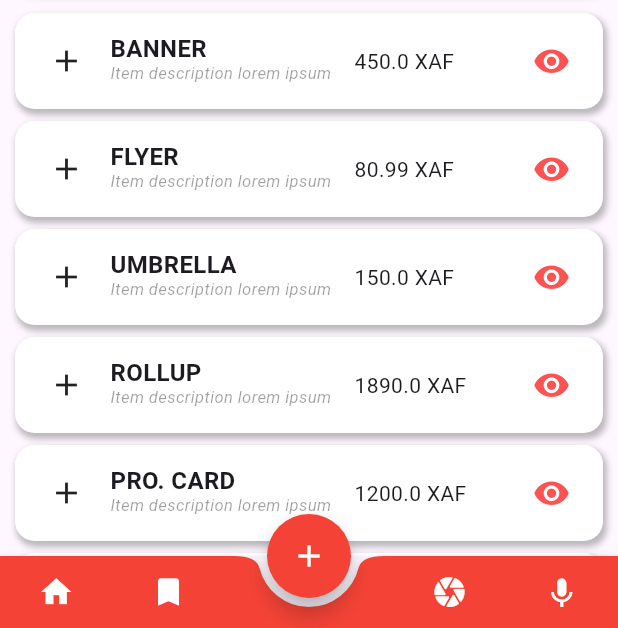
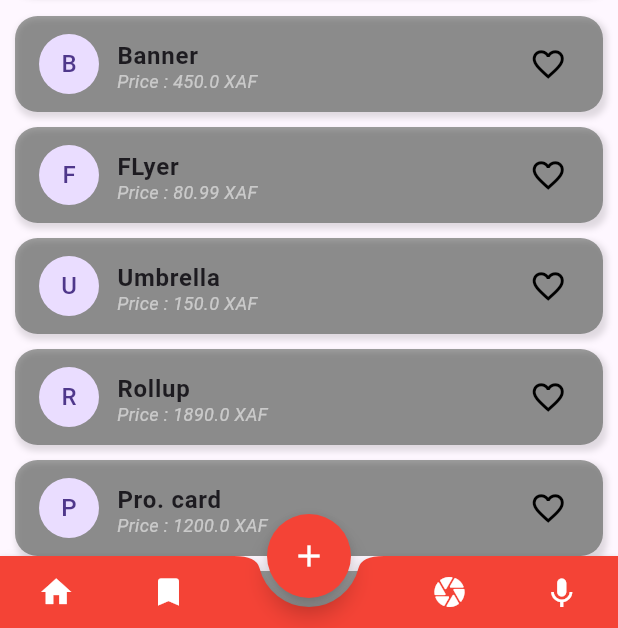
Before and after one commit to chacenb/flutter_learning, a Flutter app: the screen it shows after launch, on a phone screen of 412 x 824 dp, the part 608-1236 px from its top. Run offline on Flutter 3.47's test engine with Material 3 defaults, Android fonts, the phone set to English and light mode, and no system bars; our stand-ins replace font_awesome_flutter; missing offline and left inert: flutter_libserialport, libserialport, serial_port_win32.

Commit message:
... | Added first interaction to ListView using ListTiles

```diff
--- a/lib/components/chacecomitems.dart
+++ b/lib/components/chacecomitems.dart
@@ -1,5 +1,6 @@
 import 'package:flutter/material.dart';
 import 'package:flutter_chace_test1/components/chacecomItemLayout.dart';
+import 'package:font_awesome_flutter/font_awesome_flutter.dart';
 
 import '../types/types.dart';
 
@@ -12,7 +13,14 @@ class ChaceComItems extends StatefulWidget {
   State<ChaceComItems> createState() => _ChaceComItemsState();
 }
 
+
+/* ************************************************************************************* */
+/* Added first interaction to ListView using ListTiles  */
+/* ************************************************************************************* */
 class _ChaceComItemsState extends State<ChaceComItems> {
+
+  bool isPressed = false;
+
   @override
   Widget build(BuildContext context) {
     return ListView.builder(
@@ -21,21 +29,21 @@ class _ChaceComItemsState extends State<ChaceComItems> {
         padding: const EdgeInsets.fromLTRB(0, 0, 0, 30.0),
         itemCount: widget.chacecomItemsList.length,
         itemBuilder: (context, i) {
-          /// we can return a ListTile ()
-          // return chacecomListTileItem(i);
+          /// we can return a local function that returns a ListTile ()
+          return chacecomListTileItem(i, isPressed);
 
-          /// Or return a Custom component ()
-          return ChaceComItemW(
-            label: widget.chacecomItemsList[i].label,
-            description: widget.chacecomItemsList[i].description,
-            price: widget.chacecomItemsList[i].price,
-            // icon: widget.chacecomItemsList[i].itemIcon,
-          );
+          /// Or return a Custom made component ()
+          // return ChaceComItemW(
+          //   label: widget.chacecomItemsList[i].label,
+          //   description: widget.chacecomItemsList[i].description,
+          //   price: widget.chacecomItemsList[i].price,
+          //   // icon: widget.chacecomItemsList[i].itemIcon,
+          // );
         });
   }
 
   /// returns chace com items using ListTile design
-  Container chacecomListTileItem(int i) {
+  Container chacecomListTileItem(int i, bool pressed) {
     return Container(
       margin: EdgeInsets.fromLTRB(0, 10.0, 0, 0),
       decoration: BoxDecoration(
@@ -45,15 +53,21 @@ class _ChaceComItemsState extends State<ChaceComItems> {
       child: ListTile(
         leading: CircleAvatar(child: Text(widget.chacecomItemsList[i].label[0])),
         title: Text(widget.chacecomItemsList[i].label, style: const TextStyle(fontWeight: FontWeight.w600, fontSize: 16.0, height: 0.8)),
-        subtitle: Text("Price : ${widget.chacecomItemsList[i].price.toString()} XAF",
-            style: const TextStyle(fontWeight: FontWeight.w400, fontStyle: FontStyle.italic, color: Colors.white54, fontSize: 12)),
-        trailing: Icon(Icons.visibility, size: 25.0, color: Colors.black87),
+        subtitle: Text("Price : ${widget.chacecomItemsList[i].price.toString()} XAF", style: const TextStyle(fontWeight: FontWeight.w400, fontStyle: FontStyle.italic, color: Colors.white54, fontSize: 12)),
+        // trailing: pressed ? (Icon(Icons.visibility, size: 25.0, color: Colors.black87)) : (Icon(Icons.visibility, size: 25.0, color: Colors.red)),
+        trailing: (widget.chacecomItemsList[i].isPressed) ? (Icon(Icons.favorite, size: 25.0, color: Colors.red.shade400)) : (Icon(Icons.favorite_border, size: 25.0, color: Colors.black)),
         visualDensity: VisualDensity.compact,
         tileColor: Colors.grey,
         shape: RoundedRectangleBorder(
           borderRadius: BorderRadius.circular(15.0), /*side: BorderSide(color: Colors.grey, width: 1.3)*/
         ),
-        onTap: () => print("TAPPED on chace com item"),
+        onTap: () => setState(() {
+          // this.isPressed = !this.isPressed;
+          print("PRESSED chace com item [ListTile] before ${widget.chacecomItemsList[i].isPressed}");
+          widget.chacecomItemsList[i].isPressed = !widget.chacecomItemsList[i].isPressed;
+          // print("PRESSED chace com item [ListTile] $pressed");
+          print("PRESSED chace com item [ListTile] ${widget.chacecomItemsList[i].isPressed}");
+        }),
         onLongPress: () => print("LONG PRESSED on chace com item"),
       ),
     );
--- a/lib/screens/home.dart
+++ b/lib/screens/home.dart
@@ -20,20 +20,20 @@ class _HomeState extends State<Home> {
   int counter = 0;
   double GPSposition = 0.0;
   List<ChaceComItem> chacecomItemsList = [
-    ChaceComItem("Banner", "Item description lorem ipsum ", 450),
-    ChaceComItem("FLyer", "Item description lorem ipsum ", 80.99),
-    ChaceComItem("Umbrella", "Item description lorem ipsum ", 150.0),
-    ChaceComItem("Rollup", "Item description lorem ipsum ", 1890.0),
-    ChaceComItem("Pro. card", "Item description lorem ipsum ", 1200.0),
-    ChaceComItem("Banner", "Item description lorem ipsum ", 450),
-    ChaceComItem("FLyer", "Item description lorem ipsum ", 80.99),
-    ChaceComItem("FLyer", "Item description lorem ipsum ", 80.99),
-    ChaceComItem("Hat", "Item description lorem ipsum ", 890.0),
-    ChaceComItem("Umbrella", "Item description lorem ipsum ", 150.0),
-    ChaceComItem("Logo", "Item description lorem ipsum ", 80.0),
-    ChaceComItem("Badge", "Item description lorem ipsum ", 890.0),
-    ChaceComItem("Badge", "Item description lorem ipsum ", 890.0),
-    ChaceComItem("Rollup", "Item description lorem ipsum ", 1890.0),
+    ChaceComItem("Banner", "Item description lorem ipsum ", 450, false),
+    ChaceComItem("FLyer", "Item description lorem ipsum ", 80.99, false),
+    ChaceComItem("Umbrella", "Item description lorem ipsum ", 150.0, false),
+    ChaceComItem("Rollup", "Item description lorem ipsum ", 1890.0, false),
+    ChaceComItem("Pro. card", "Item description lorem ipsum ", 1200.0, false),
+    ChaceComItem("Banner", "Item description lorem ipsum ", 450, false),
+    ChaceComItem("FLyer", "Item description lorem ipsum ", 80.99, false),
+    ChaceComItem("FLyer", "Item description lorem ipsum ", 80.99, false),
+    ChaceComItem("Hat", "Item description lorem ipsum ", 890.0, false),
+    ChaceComItem("Umbrella", "Item description lorem ipsum ", 150.0, false),
+    ChaceComItem("Logo", "Item description lorem ipsum ", 80.0, false),
+    ChaceComItem("Badge", "Item description lorem ipsum ", 890.0, false),
+    ChaceComItem("Badge", "Item description lorem ipsum ", 890.0, false),
+    ChaceComItem("Rollup", "Item description lorem ipsum ", 1890.0, false),
   ];
 
   /* Methods */
--- a/lib/types/types.dart
+++ b/lib/types/types.dart
@@ -25,6 +25,13 @@ class ChaceComItem {
     _price = value;
   }
 
+  bool _isPressed;
+
+  bool get isPressed => _isPressed;
+
+  set isPressed(bool value) {
+    _isPressed = value;
+  }
   // Icon _itemIcon;
   //
   // Icon get itemIcon => _itemIcon;
@@ -33,7 +40,8 @@ class ChaceComItem {
   //   _itemIcon = value;
   // }
 
-  ChaceComItem(this._label, this._description, this._price);
+  ChaceComItem(this._label, this._description, this._price, this._isPressed);
+
 // ChaceComItem(this._label, this._description, this._price, this._itemIcon);
 }
 
```
